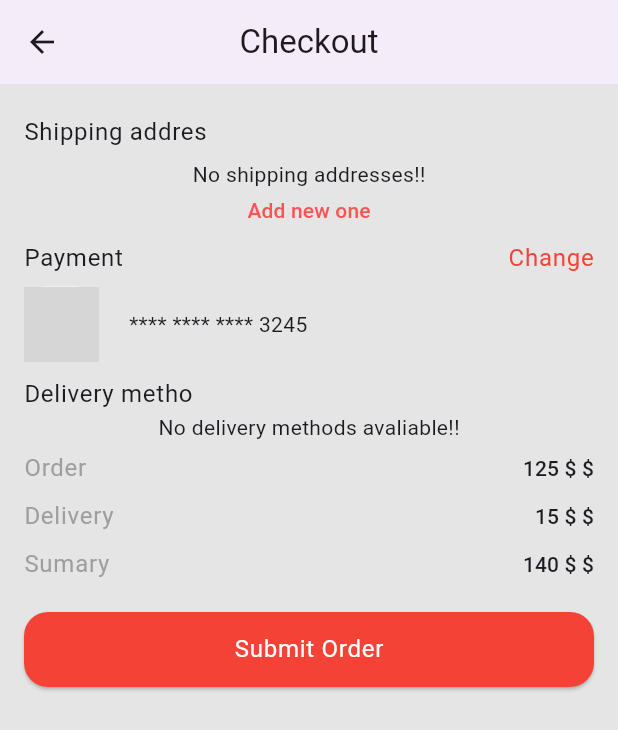
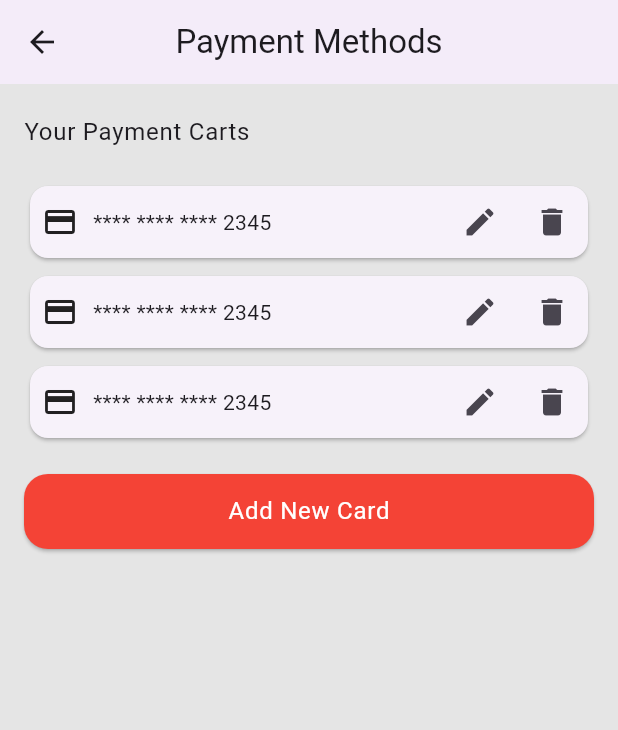
Before and after one commit to ahmedgfouad/Ecommerce-App, a Flutter app: the CheckoutPage screen opened directly, after a tap on "Change", on a phone screen of 412 x 824 dp. Shown: the top 730 px of the screen. Run offline on Flutter 3.47's test engine with Material 3 defaults, Android fonts, the phone set to English and light mode, and no system bars; our stand-ins replace cloud_firestore, firebase_auth, firebase_core, flutter_rating_bar, persistent_bottom_nav_bar_v2; accounts and stored records are empty; network calls fail; grey boxes are pictures that could not be loaded.

Commit message:
add new cart feature ui and logic of forms

```diff
--- a/lib/utils/router.dart
+++ b/lib/utils/router.dart
@@ -4,6 +4,7 @@ import 'package:ecommerce/utils/routes.dart';
 import 'package:ecommerce/views/pages/bottom_nav_bar.dart';
 import 'package:ecommerce/views/pages/checkout/add_shipping_addresses_page.dart';
 import 'package:ecommerce/views/pages/checkout/checkout_page.dart';
+import 'package:ecommerce/views/pages/checkout/payment_methods_page.dart';
 import 'package:ecommerce/views/pages/checkout/shipping_addresses_page.dart';
 import 'package:ecommerce/views/pages/landing_page.dart';
 import 'package:ecommerce/views/pages/auth_page.dart';
@@ -74,6 +75,11 @@ Route<dynamic> onGenerate(RouteSettings setting) {
             ),
         settings: setting,
       );
+    case AppRoutes.paymentMethodsRoute:
+      return MaterialPageRoute(
+        builder: (_) => const PaymentMethodsPage(),
+        settings: setting,
+      );
     default:
       return MaterialPageRoute(
         builder: (_) => const LandingPage(),
--- a/lib/utils/routes.dart
+++ b/lib/utils/routes.dart
@@ -2,8 +2,9 @@ class AppRoutes {
   static const String landingPageRoute = '/';
   static const String authPageRoute = '/auth';
   static const String bottomNavBarRoute = '/navbar';
-  static const String productDetailsRoute = '/product_details';
+  static const String productDetailsRoute = '/product-details';
   static const String checkoutRoute = '/checkout';
-  static const String shippingAddresRoute = '/checkout/shipping_addresses';
-  static const String addShippingAddresRoute = '/checkout/add_shipping_address';
+  static const String shippingAddresRoute = '/checkout/shipping-addresses';
+  static const String addShippingAddresRoute = '/checkout/add-shipping-address';
+  static const String paymentMethodsRoute = '/checkout/payment-method';
 }
--- a/lib/views/pages/checkout/checkout_page.dart
+++ b/lib/views/pages/checkout/checkout_page.dart
@@ -1,6 +1,7 @@
 import 'package:ecommerce/controller/database_controller.dart';
 import 'package:ecommerce/models/delivery_method.dart';
 import 'package:ecommerce/models/shipping_addressl.dart';
+import 'package:ecommerce/utils/args_models.dart/add_shipping_addres_argsl.dart';
 import 'package:ecommerce/utils/routes.dart';
 import 'package:ecommerce/views/widgets/checkout/checkout_order_details.dart';
 import 'package:ecommerce/views/widgets/checkout/delivary_method_item.dart';
@@ -46,7 +47,9 @@ class CheckoutPage extends StatelessWidget {
                               onTap: () {
                                 Navigator.of(context).pushNamed(
                                   AppRoutes.addShippingAddresRoute,
-                                  arguments: database,
+                                  arguments: AddShippingAddresArgs(
+                                    database: database,
+                                  ),
                                 );
                               },
                               child: Text(
@@ -73,7 +76,11 @@ class CheckoutPage extends StatelessWidget {
                 children: [
                   Text("Payment", style: Theme.of(context).textTheme.bodyLarge),
                   InkWell(
-                    onTap: () {},
+                    onTap: () {
+                      Navigator.of(
+                        context,
+                      ).pushNamed(AppRoutes.paymentMethodsRoute);
+                    },
                     child: Text(
                       "Change",
                       style: Theme.of(
--- /dev/null
+++ b/lib/views/pages/checkout/payment_methods_page.dart
@@ -0,0 +1,80 @@
+import 'package:ecommerce/views/widgets/checkout/add_new_card_bottom_shet.dart';
+import 'package:ecommerce/views/widgets/main_button.dart';
+import 'package:flutter/material.dart';
+
+class PaymentMethodsPage extends StatelessWidget {
+  const PaymentMethodsPage({super.key});
+
+  @override
+  Widget build(BuildContext context) {
+    return Scaffold(
+      appBar: AppBar(title: const Text("Payment Methods"), centerTitle: true),
+      body: SingleChildScrollView(
+        child: Padding(
+          padding: const EdgeInsets.symmetric(vertical: 20.0, horizontal: 16),
+          child: Column(
+            crossAxisAlignment: CrossAxisAlignment.start,
+            children: [
+              Text(
+                "Your Payment Carts",
+                style: Theme.of(context).textTheme.bodyLarge,
+              ),
+              const SizedBox(height: 20),
+              ListView.builder(
+                shrinkWrap: true,
+                physics: const NeverScrollableScrollPhysics(),
+                itemCount: 3,
+                itemBuilder:
+                    (context, index) => Padding(
+                      padding: const EdgeInsets.only(bottom: 4.0),
+                      child: Card(
+                        child: Row(
+                          mainAxisAlignment: MainAxisAlignment.spaceBetween,
+                          children: [
+                            Padding(
+                              padding: const EdgeInsets.only(left: 8.0),
+                              child: Row(
+                                children: const [
+                                  Icon(Icons.credit_card),
+                                  SizedBox(width: 10),
+                                  Text("**** **** **** 2345"),
+                                ],
+                              ),
+                            ),
+                            Row(
+                              children: [
+                                IconButton(
+                                  onPressed: () {},
+                                  icon: const Icon(Icons.edit),
+                                ),
+                                IconButton(
+                                  onPressed: () {},
+                                  icon: const Icon(Icons.delete),
+                                ),
+                              ],
+                            ),
+                          ],
+                        ),
+                      ),
+                    ),
+              ),
+
+              const SizedBox(height: 16),
+              MainButton(
+                text: "Add New Card",
+                onTap: () {
+                  showModalBottomSheet(
+                    context: context,
+                    isScrollControlled: true,
+                    builder: (_) => AddNewCardBottomShet(),
+                  );
+                },
+                hasCirclarBorder: true,
+              ),
+            ],
+          ),
+        ),
+      ),
+    );
+  }
+}
--- a/lib/views/widgets/main_button.dart
+++ b/lib/views/widgets/main_button.dart
@@ -18,6 +18,7 @@ class MainButton extends StatelessWidget {
       height: 50,
       child: ElevatedButton(
         onPressed: onTap,
+
         style: ElevatedButton.styleFrom(
           backgroundColor: Theme.of(context).primaryColor,
           shape:
```
Also changed, not shown: lib/views/widgets/checkout/add_new_card_bottom_shet.dart (added, +134 -0 lines).
